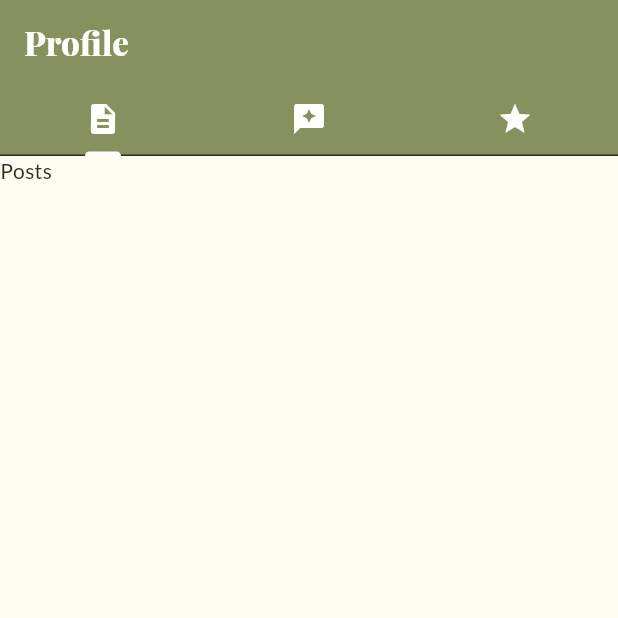
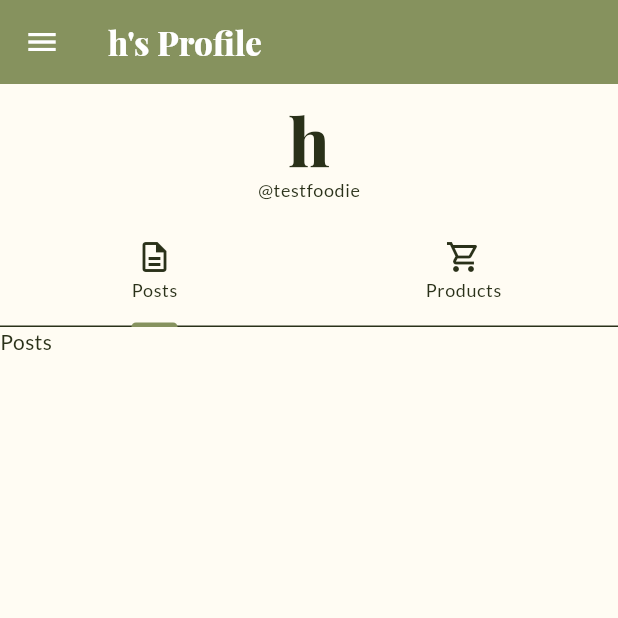
Before and after one commit to PBP-2024-F04/paku-mobile, a Flutter app: the screen it shows after launch, on a phone screen of 412 x 824 dp, the top half of it. Run offline on Flutter 3.47's test engine with Material 3 defaults, Android fonts, the phone set to English and light mode, and no system bars; our stand-ins replace google_fonts; missing offline and left inert: pbp_django_auth.

Commit message:
feat: change profile layout

```diff
--- a/lib/screens/profile/profile.dart
+++ b/lib/screens/profile/profile.dart
@@ -1,12 +1,12 @@
 import 'package:flutter/material.dart';
-import 'package:paku/colors.dart';
 import 'package:paku/screens/profile/widgets/profile_favorites.dart';
 import 'package:paku/screens/profile/widgets/profile_posts.dart';
 import 'package:paku/screens/profile/widgets/profile_products.dart';
 import 'package:paku/screens/profile/widgets/profile_reviews.dart';
+import 'package:paku/widgets/left_drawer.dart';
 
 class ProfilePage extends StatelessWidget {
-  final status = "Foodie";
+  final status = "Merchant";
 
   const ProfilePage({super.key});
 
@@ -16,23 +16,30 @@ class ProfilePage extends StatelessWidget {
       length: status == "Foodie" ? 3 : 2,
       child: Scaffold(
         appBar: AppBar(
-          title: const Text("Profile"),
-          bottom: TabBar(
-            labelColor: TailwindColors.whiteLight,
-            unselectedLabelColor: TailwindColors.whiteLight,
+          title: const Text("h's Profile"),
+        ),
+        drawer: const LeftDrawer(),
+        body: Column(
+          children: [
+            const SizedBox(height: 10.0),
+            Text("h", style: Theme.of(context).textTheme.displayMedium),
+            Text("@testfoodie", style: Theme.of(context).textTheme.bodySmall),
+            const SizedBox(height: 10.0),
+            TabBar(
+              labelStyle: Theme.of(context).textTheme.bodySmall,
               tabs: status == "Foodie"
                   ? (const [
-                    Tab(icon: Icon(Icons.description)),
-                    Tab(icon: Icon(Icons.reviews)),
-                    Tab(icon: Icon(Icons.star)),
+                      Tab(icon: Icon(Icons.description_outlined), text: "Posts"),
+                      Tab(icon: Icon(Icons.reviews_outlined), text: "Reviews"),
+                      Tab(icon: Icon(Icons.star_outline), text: "Favorites"),
                     ])
                   : (const [
-                    Tab(icon: Icon(Icons.description)),
-                    Tab(icon: Icon(Icons.shopping_cart)),
+                      Tab(icon: Icon(Icons.description_outlined), text: "Posts"),
+                      Tab(icon: Icon(Icons.shopping_cart_outlined), text: "Products"),
                     ]),
             ),
-        ),
-        body: TabBarView(
+            Expanded(
+              child: TabBarView(
                 children: status == "Foodie"
                     ? (const [
                         ProfilePostsPage(),
@@ -45,6 +52,9 @@ class ProfilePage extends StatelessWidget {
                       ]),
               ),
             ),
+          ],
+        ),
+      ),
     );
   }
 }
```
Lines whose indentation alone changed are shown as unchanged.
